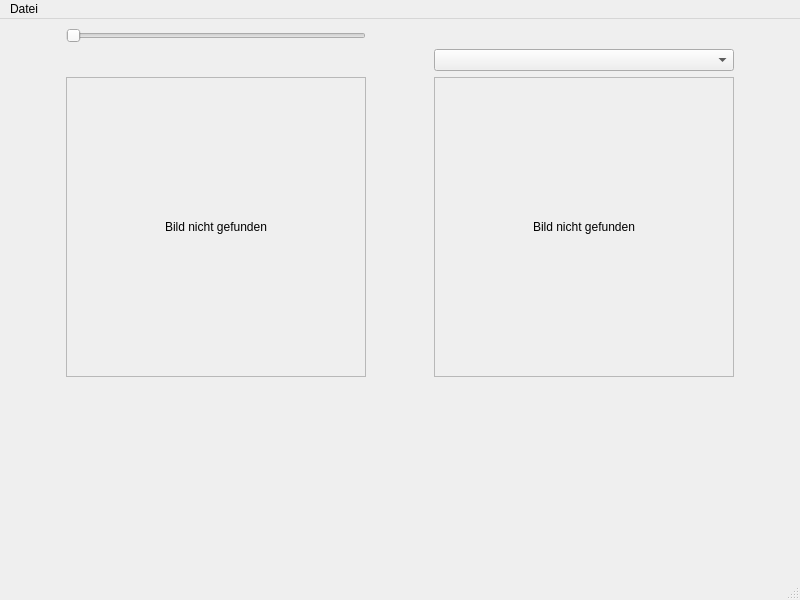
Above: Python/main_window.ui from ChrFr/Masterarbeit before the change. Below: the same form after it.
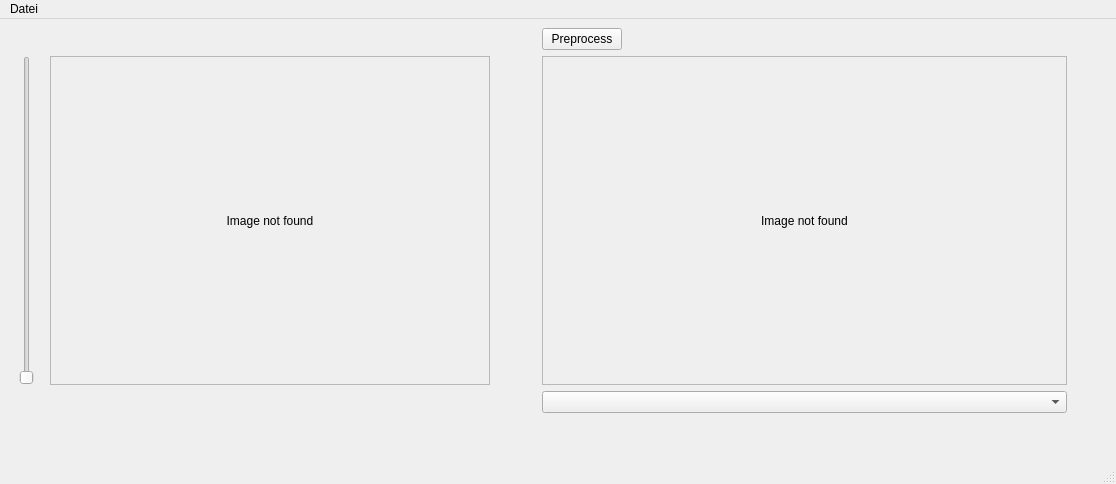
That is the form after the change.

Patch:
```diff
--- a/Python/main_window.ui
+++ b/Python/main_window.ui
@@ -6,8 +6,8 @@
    <rect>
     <x>0</x>
     <y>0</y>
-    <width>800</width>
-    <height>600</height>
+    <width>1116</width>
+    <height>484</height>
    </rect>
   </property>
   <property name="windowTitle">
@@ -15,11 +15,14 @@
   </property>
   <widget class="QWidget" name="centralwidget">
    <layout class="QGridLayout" name="gridLayout_2">
-    <item row="3" column="1" colspan="3">
+    <item row="4" column="3" colspan="3">
      <spacer name="verticalSpacer">
       <property name="orientation">
        <enum>Qt::Vertical</enum>
       </property>
+      <property name="sizeType">
+       <enum>QSizePolicy::Fixed</enum>
+      </property>
       <property name="sizeHint" stdset="0">
        <size>
         <width>20</width>
@@ -28,33 +31,7 @@
       </property>
      </spacer>
     </item>
-    <item row="2" column="4">
-     <spacer name="horizontalSpacer_2">
-      <property name="orientation">
-       <enum>Qt::Horizontal</enum>
-      </property>
-      <property name="sizeHint" stdset="0">
-       <size>
-        <width>40</width>
-        <height>20</height>
-       </size>
-      </property>
-     </spacer>
-    </item>
-    <item row="2" column="0">
-     <spacer name="horizontalSpacer">
-      <property name="orientation">
-       <enum>Qt::Horizontal</enum>
-      </property>
-      <property name="sizeHint" stdset="0">
-       <size>
-        <width>40</width>
-        <height>20</height>
-       </size>
-      </property>
-     </spacer>
-    </item>
-    <item row="2" column="1">
+    <item row="2" column="3">
      <widget class="QScrollArea" name="source_image_scroll">
       <property name="minimumSize">
        <size>
@@ -70,15 +47,15 @@
         <rect>
          <x>0</x>
          <y>0</y>
-         <width>298</width>
-         <height>298</height>
+         <width>428</width>
+         <height>322</height>
         </rect>
        </property>
        <layout class="QGridLayout" name="gridLayout">
-        <item row="0" column="0">
+        <item row="0" column="1">
          <widget class="QLabel" name="source_label">
           <property name="text">
-           <string>Bild nicht gefunden</string>
+           <string>Image not found</string>
           </property>
           <property name="alignment">
            <set>Qt::AlignCenter</set>
@@ -89,7 +66,7 @@
       </widget>
      </widget>
     </item>
-    <item row="2" column="3">
+    <item row="2" column="5" colspan="2">
      <widget class="QScrollArea" name="scrollArea">
       <property name="minimumSize">
        <size>
@@ -105,15 +82,15 @@
         <rect>
          <x>0</x>
          <y>0</y>
-         <width>298</width>
-         <height>298</height>
+         <width>508</width>
+         <height>322</height>
         </rect>
        </property>
        <layout class="QGridLayout" name="gridLayout_3">
         <item row="0" column="0">
          <widget class="QLabel" name="preprocess_label">
           <property name="text">
-           <string>Bild nicht gefunden</string>
+           <string>Image not found</string>
           </property>
           <property name="alignment">
            <set>Qt::AlignCenter</set>
@@ -124,11 +101,14 @@
       </widget>
      </widget>
     </item>
-    <item row="2" column="2">
+    <item row="2" column="4">
      <spacer name="horizontalSpacer_3">
       <property name="orientation">
        <enum>Qt::Horizontal</enum>
       </property>
+      <property name="sizeType">
+       <enum>QSizePolicy::Fixed</enum>
+      </property>
       <property name="sizeHint" stdset="0">
        <size>
         <width>40</width>
@@ -137,10 +117,23 @@
       </property>
      </spacer>
     </item>
-    <item row="1" column="3">
-     <widget class="QComboBox" name="preprocess_combo"/>
+    <item row="2" column="2">
+     <spacer name="horizontalSpacer_4">
+      <property name="orientation">
+       <enum>Qt::Horizontal</enum>
+      </property>
+      <property name="sizeType">
+       <enum>QSizePolicy::Fixed</enum>
+      </property>
+      <property name="sizeHint" stdset="0">
+       <size>
+        <width>10</width>
+        <height>20</height>
+       </size>
+      </property>
+     </spacer>
     </item>
-    <item row="0" column="1">
+    <item row="2" column="1">
      <widget class="QSlider" name="zoom_slider">
       <property name="minimum">
        <number>1</number>
@@ -149,10 +142,65 @@
        <number>50</number>
       </property>
       <property name="orientation">
+       <enum>Qt::Vertical</enum>
+      </property>
+     </widget>
+    </item>
+    <item row="2" column="0">
+     <spacer name="horizontalSpacer">
+      <property name="orientation">
        <enum>Qt::Horizontal</enum>
       </property>
+      <property name="sizeType">
+       <enum>QSizePolicy::Fixed</enum>
+      </property>
+      <property name="sizeHint" stdset="0">
+       <size>
+        <width>10</width>
+        <height>20</height>
+       </size>
+      </property>
+     </spacer>
+    </item>
+    <item row="0" column="5">
+     <widget class="QPushButton" name="preprocess_button">
+      <property name="text">
+       <string>Preprocess</string>
+      </property>
      </widget>
     </item>
+    <item row="0" column="6">
+     <spacer name="horizontalSpacer_5">
+      <property name="orientation">
+       <enum>Qt::Horizontal</enum>
+      </property>
+      <property name="sizeHint" stdset="0">
+       <size>
+        <width>40</width>
+        <height>20</height>
+       </size>
+      </property>
+     </spacer>
+    </item>
+    <item row="2" column="7">
+     <spacer name="horizontalSpacer_2">
+      <property name="orientation">
+       <enum>Qt::Horizontal</enum>
+      </property>
+      <property name="sizeType">
+       <enum>QSizePolicy::Fixed</enum>
+      </property>
+      <property name="sizeHint" stdset="0">
+       <size>
+        <width>40</width>
+        <height>20</height>
+       </size>
+      </property>
+     </spacer>
+    </item>
+    <item row="3" column="5" colspan="2">
+     <widget class="QComboBox" name="preprocess_combo"/>
+    </item>
    </layout>
   </widget>
   <widget class="QMenuBar" name="menubar">
@@ -160,7 +208,7 @@
     <rect>
      <x>0</x>
      <y>0</y>
-     <width>800</width>
+     <width>1116</width>
      <height>21</height>
     </rect>
    </property>
```
Left out of the diff: 14 changed lines with no effect on the pictures.
